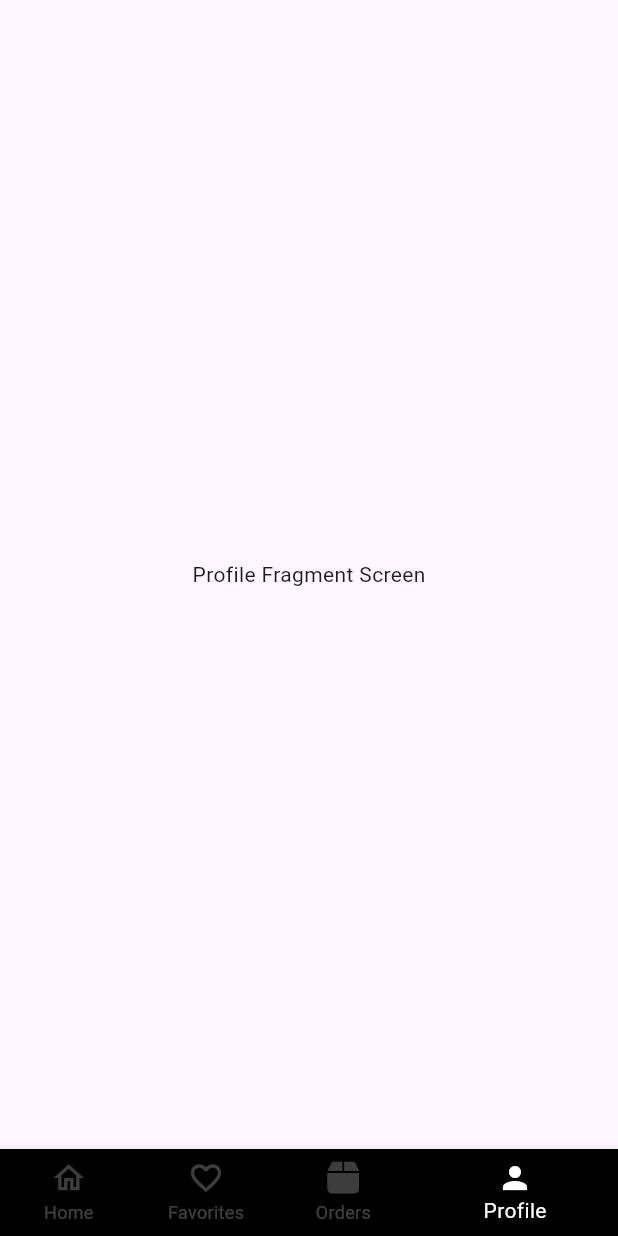
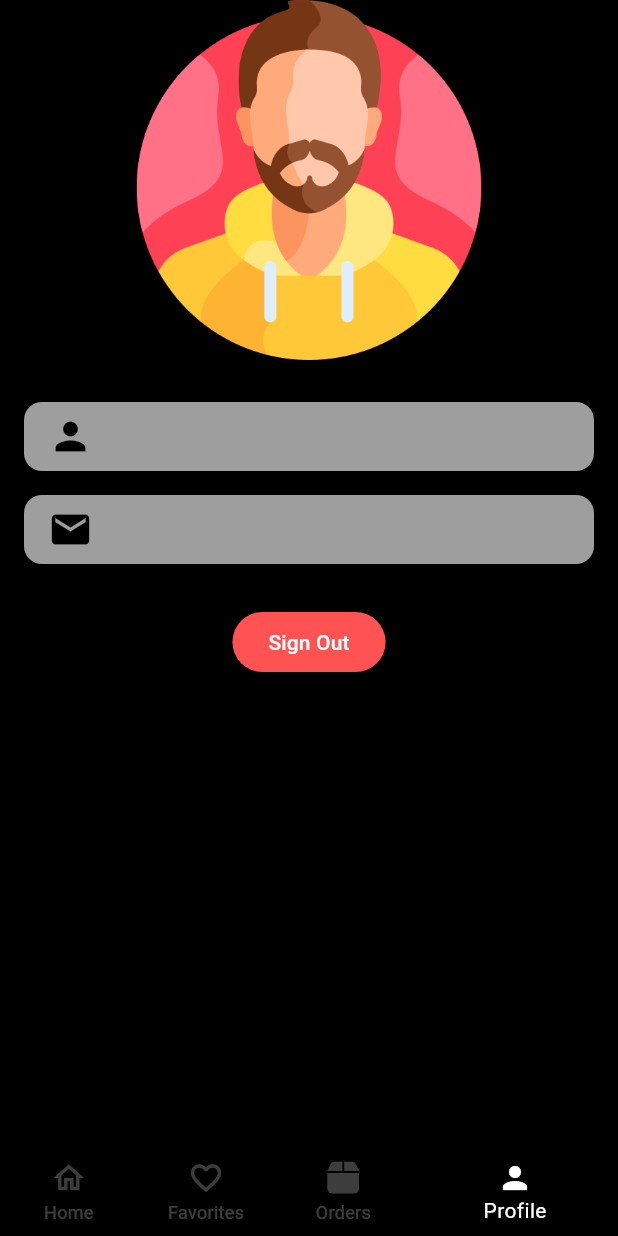
Before and after one commit to Rohan-Beta/ECommerce_App, a Flutter app: the DashboardOfFragmentsScreen screen opened directly, item 4 of the bottom bar chosen, on a phone screen of 412 x 824 dp. Run offline on Flutter 3.47's test engine with Material 3 defaults, Android fonts, the phone set to English and light mode, and no system bars; our stand-ins replace fluttertoast, font_awesome_flutter, get, shared_preferences; accounts and stored records are empty.

Commit message:
implement user profile screen

```diff
--- a/lib/users/authentication/sign_in_screen.dart
+++ b/lib/users/authentication/sign_in_screen.dart
@@ -1,4 +1,4 @@
-// ignore_for_file: prefer_const_constructors, prefer_const_literals_to_create_immutables, empty_catches, non_constant_identifier_names
+// ignore_for_file: prefer_const_constructors, prefer_const_literals_to_create_immutables, empty_catches, non_constant_identifier_names, avoid_print
 
 import 'dart:convert';
 
--- a/lib/users/fragments_screen/profile_fragment_screen.dart
+++ b/lib/users/fragments_screen/profile_fragment_screen.dart
@@ -1,18 +1,119 @@
 // ignore_for_file: prefer_const_constructors
 
+import 'package:ecommerce/users/authentication/login_screen.dart';
+import 'package:ecommerce/users/userSharedPreferences/current_user.dart';
+import 'package:ecommerce/users/userSharedPreferences/user_shared_preferences.dart';
+import 'package:ecommerce/utilss/next_screen.dart';
 import 'package:flutter/material.dart';
+import 'package:get/get.dart';
 
 class ProfileFragmentScreen extends StatelessWidget {
-  const ProfileFragmentScreen({super.key});
+  ProfileFragmentScreen({super.key});
+
+  final CurrentUser _currentUser = Get.put(CurrentUser());
+
+  Widget userInfoProfile(IconData iconData, String userData) {
+    return Padding(
+      padding: EdgeInsets.symmetric(horizontal: 16, vertical: 8),
+      child: Container(
+        decoration: BoxDecoration(
+          borderRadius: BorderRadius.circular(12),
+          color: Colors.grey,
+        ),
+        padding: EdgeInsets.symmetric(horizontal: 16, vertical: 8),
+        child: Row(
+          children: [
+            Icon(
+              iconData,
+              size: 30,
+              color: Colors.black,
+            ),
+            SizedBox(
+              width: 16,
+            ),
+            Text(
+              userData,
+              style: TextStyle(fontSize: 15),
+            ),
+          ],
+        ),
+      ),
+    );
+  }
+
+  signOutUser() async {
+    var resultResponse = await Get.dialog(
+      AlertDialog(
+        backgroundColor: Colors.grey,
+        title: Text("Logout"),
+        content: Text("Are you sure , you want to Logout from the app?"),
+        actions: [
+          TextButton(
+            onPressed: () {
+              Get.back();
+            },
+            child: Text(
+              "No",
+              style: TextStyle(color: Colors.black),
+            ),
+          ),
+          TextButton(
+            onPressed: () {
+              Get.back(result: "LoggedOut");
+            },
+            child: Text(
+              "Yes",
+              style: TextStyle(color: Colors.black),
+            ),
+          ),
+        ],
+      ),
+    );
+    if (resultResponse == "LoggedOut") {
+      // delete user data from local storage
+      RememberUserPrefs.removeUserInfo().then(
+        (value) => {
+          Get.off(LogInScreen()),
+        },
+      );
+    }
+  }
 
   @override
   Widget build(BuildContext context) {
     return Scaffold(
+      backgroundColor: Colors.black,
       body: SafeArea(
-        child: Scaffold(
-          body: Center(
-            child: Text("Profile Fragment Screen"),
-          ),
+        child: ListView(
+          children: [
+            Center(
+              child: Image.asset(
+                "MyAssets/imagess/man.png",
+                width: 240,
+              ),
+            ),
+            SizedBox(
+              height: 20,
+            ),
+            userInfoProfile(Icons.person, _currentUser.user.user_name),
+            userInfoProfile(Icons.email, _currentUser.user.user_email),
+            SizedBox(
+              height: 20,
+            ),
+            Center(
+              child: ElevatedButton(
+                style:
+                    ElevatedButton.styleFrom(backgroundColor: Colors.redAccent),
+                child: const Text(
+                  "Sign Out",
+                  style: TextStyle(color: Colors.white),
+                ),
+                onPressed: () {
+                  signOutUser();
+                },
+              ),
+            )
+          ],
         ),
       ),
     );
--- a/lib/users/userSharedPreferences/user_shared_preferences.dart
+++ b/lib/users/userSharedPreferences/user_shared_preferences.dart
@@ -27,4 +27,9 @@ class RememberUserPrefs {
     }
     return currentUserInfo;
   }
+
+  static Future<void> removeUserInfo() async {
+    SharedPreferences preferences = await SharedPreferences.getInstance();
+    await preferences.remove("currentUser");
+  }
 }
```
Also changed, not shown: lib/main.dart (+7 -5 lines), lib/users/authentication/login_screen.dart (+4 -3 lines).
